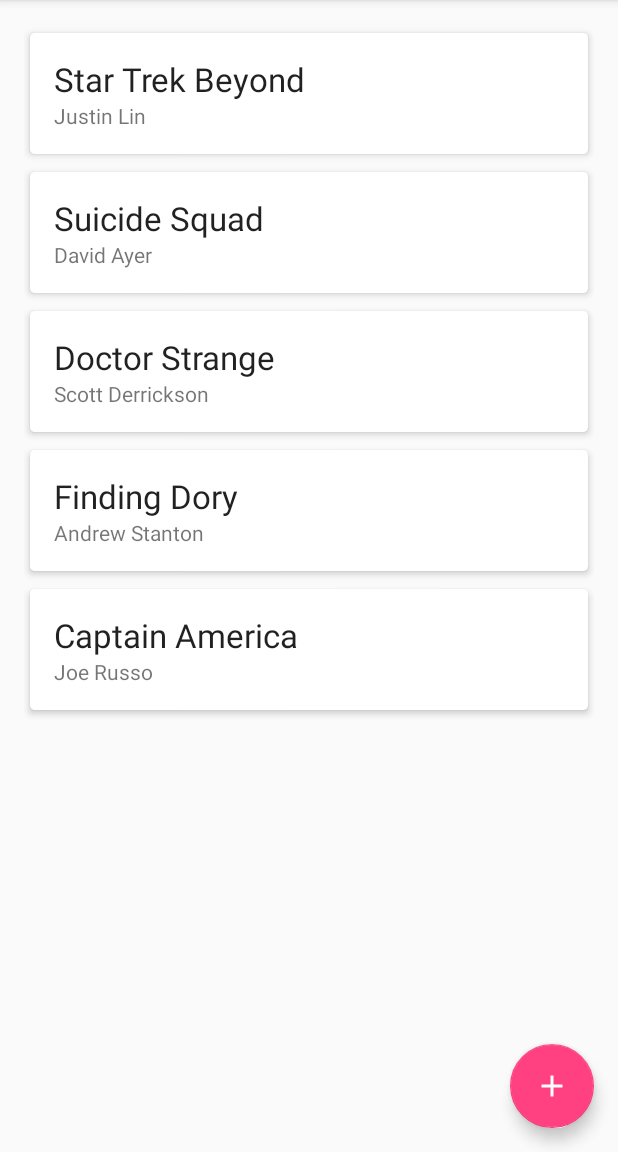
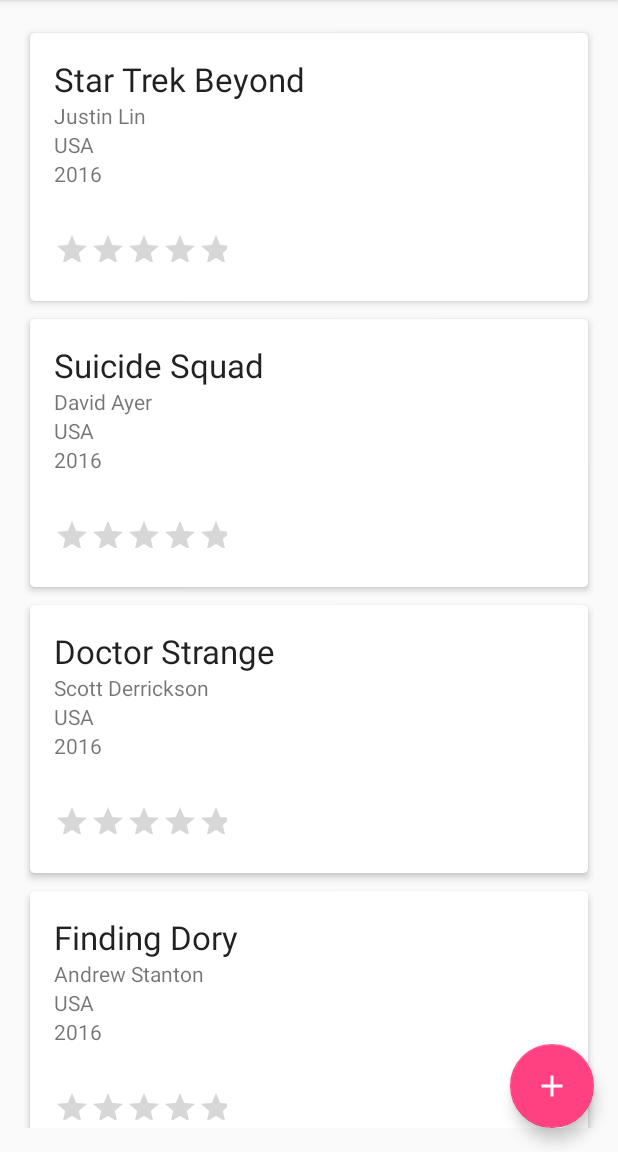
Before and after one commit to twinone/upc, an Android app: the screen it shows after launch (MainActivity), on a phone screen of 412 x 824 dp, the part 84-1236 px from its top. Run offline under Robolectric (Android 15) with nearby library versions, the phone set to English and light mode, and no system bars.

Commit message:
Editing stars works as expected

```diff
--- a/fib-idi-android/MyFilmDatabase/app/src/main/java/com/example/pr_idi/mydatabaseexample/db/FilmData.java
+++ b/fib-idi-android/MyFilmDatabase/app/src/main/java/com/example/pr_idi/mydatabaseexample/db/FilmData.java
@@ -11,6 +11,7 @@
 import android.database.Cursor;
 import android.database.SQLException;
 import android.database.sqlite.SQLiteDatabase;
+import android.support.annotation.NonNull;
 import android.util.Log;
 
 import com.example.pr_idi.mydatabaseexample.model.Film;
@@ -47,6 +48,22 @@
     }
 
     public void insertFilm(Film f) {
+        ContentValues values = getContentValues(f);
+        db.insert(MySQLiteHelper.TABLE_FILMS, null,
+                values);
+    }
+
+    public void updateFilm(Film f) {
+        ContentValues values = getContentValues(f);
+
+        db.update(MySQLiteHelper.TABLE_FILMS,
+                values, MySQLiteHelper.COLUMN_ID + " = ?",
+                new String[] {String.valueOf(f.getId())});
+    }
+
+
+    @NonNull
+    private ContentValues getContentValues(Film f) {
         ContentValues values = new ContentValues();
 
         values.put(MySQLiteHelper.COLUMN_TITLE, f.getTitle());
@@ -55,10 +72,9 @@
         values.put(MySQLiteHelper.COLUMN_YEAR_RELEASE, f.getYear());
         values.put(MySQLiteHelper.COLUMN_PROTAGONIST, f.getProtagonist());
         values.put(MySQLiteHelper.COLUMN_CRITICS_RATE, f.getCritics_rate());
+        return values;
+    }
 
-        db.insert(MySQLiteHelper.TABLE_FILMS, null,
-                values);
-    }
 
     public void deleteFilm(long id) {
         Film f = new Film();
@@ -70,14 +86,6 @@
         long id = film.getId();
         db.delete(MySQLiteHelper.TABLE_FILMS, MySQLiteHelper.COLUMN_ID
                 + " = " + id, null);
-    }
-
-    public void updateFilm(Film film) {
-        long id = film.getId(); //Really not sure what I'm doing here
-        ContentValues cv = new ContentValues();
-        cv.put(MySQLiteHelper.COLUMN_ID, id);
-        db.update(MySQLiteHelper.TABLE_FILMS, cv,
-                 "_id="+id, null);
     }
 
     public List<Film> getAllFilms() {
--- a/fib-idi-android/MyFilmDatabase/app/src/main/java/com/example/pr_idi/mydatabaseexample/ui/fragments/FilmListFragment.java
+++ b/fib-idi-android/MyFilmDatabase/app/src/main/java/com/example/pr_idi/mydatabaseexample/ui/fragments/FilmListFragment.java
@@ -217,7 +217,8 @@
                     notifyDataSetChanged();
                 }
             });
-            v.findViewById(R.id.rl_detail).setVisibility(isExpanded ? View.VISIBLE : View.GONE);
+            //v.findViewById(R.id.rl_detail).setVisibility(isExpanded ? View.VISIBLE : View.GONE);
+            v.findViewById(R.id.rl_detail).setVisibility(View.VISIBLE);
 
             TextView title = (TextView) v.findViewById(R.id.tv_title);
             TextView director = (TextView) v.findViewById(R.id.tv_director);
@@ -249,10 +250,7 @@
             year.setText(String.valueOf(f.getYear()));
             if (f.getProtagonist().isEmpty()) protagonist.setVisibility(View.GONE);
             protagonist.setText(f.getProtagonist());
-            //if (f.getCritics_rate() == 0) critics_rate.setVisibility(View.GONE);
-            //critics_rate.setText(String.valueOf(f.getCritics_rate()));
-            if (!isExpanded) critics_rate.setVisibility(View.GONE);
-            else if (isExpanded) critics_rate.setVisibility(View.VISIBLE);
+
             critics_rate.setRating((float)f.getCritics_rate()/2);
         }
 
--- a/fib-idi-android/MyFilmDatabase/app/src/main/res/layout/film_list_item.xml
+++ b/fib-idi-android/MyFilmDatabase/app/src/main/res/layout/film_list_item.xml
@@ -56,17 +56,19 @@
                 android:id="@+id/tv_critics_rate"
                 android:layout_width="match_parent"
                 android:layout_height="wrap_content" />
+            <RatingBar
+                android:layout_width="230dp"
+                android:layout_height="40dp"
+                android:id="@+id/ratingBar"
+                android:stepSize="0.5"
+                android:rating="0.0"
+                android:scaleX="0.5"
+                android:scaleY="0.5"
+                android:transformPivotX="0dp"
+                android:transformPivotY="20dp"
+                android:layout_alignParentEnd="true" />
         </LinearLayout>
 
-        <RatingBar
-            android:layout_height="wrap_content"
-            android:id="@+id/ratingBar"
-            android:stepSize="0.5"
-            android:rating="0.0"
-            android:layout_width="235dip"
-            android:scaleX="0.7"
-            android:scaleY="0.7"
-            android:layout_below="@+id/tv_title"
-            android:layout_alignParentEnd="true" />
+
     </RelativeLayout>
 </android.support.v7.widget.CardView>
```
Also changed, not shown: 1 other file.
